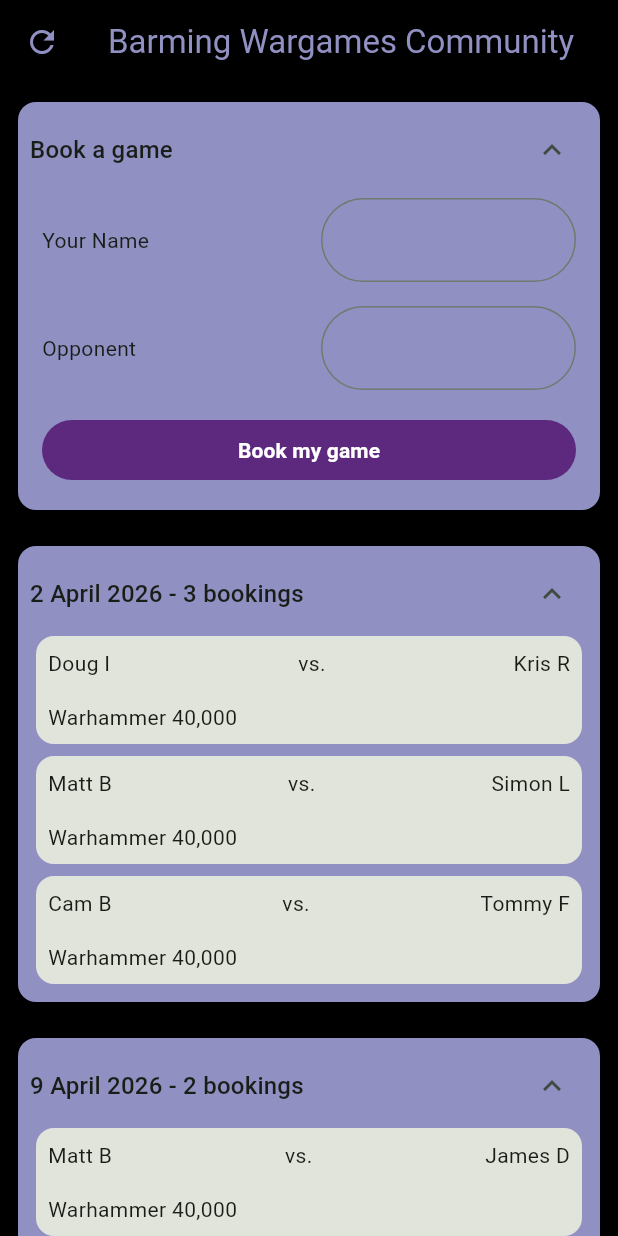
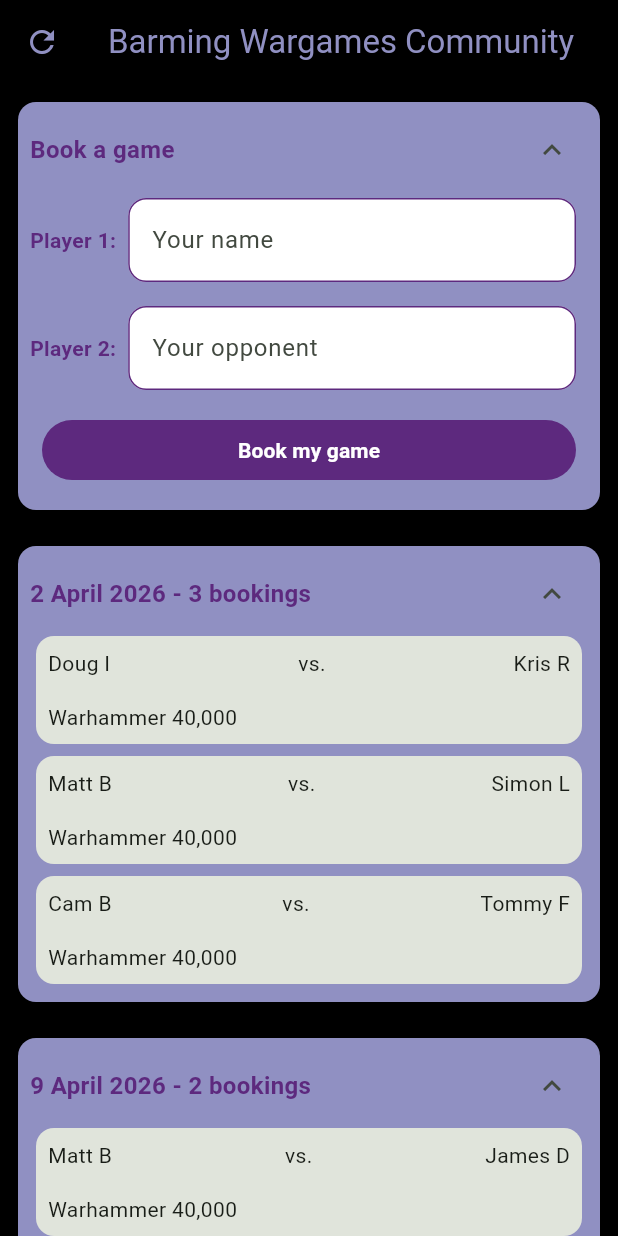
Before and after one commit to dougidle/bwg, a Flutter app: the screen it shows after launch, on a phone screen of 412 x 824 dp. Run offline on Flutter 3.47's test engine with Material 3 defaults, Android fonts, the phone set to English and light mode, and no system bars.

Commit message:
Added more colours and styling

```diff
--- a/lib/widgets/daybookings_tile.dart
+++ b/lib/widgets/daybookings_tile.dart
@@ -57,7 +57,11 @@ class _DayBookingState extends State<DayBookingTile> {
         children: <Widget>[
           Text(
             '${widget.theDate} - ${bookingsList.length} bookings',
-            style: Theme.of(context).textTheme.titleMedium
+            style: TextStyle(
+              color: bwg_darkpurple,
+              fontWeight: FontWeight.bold,
+              fontSize: 16.0
+            )
           ),
           Spacer(),
           IconButton(
--- a/lib/widgets/makebooking.dart
+++ b/lib/widgets/makebooking.dart
@@ -63,7 +63,11 @@ class _MakeBookingState extends State<MakeBookingTile> {
         children: <Widget>[
           Text(
             'Book a game',
-            style: Theme.of(context).textTheme.titleMedium
+            style: TextStyle(
+              color: bwg_darkpurple,
+              fontWeight: FontWeight.bold,
+              fontSize: 16.0
+            )
           ),
           Spacer(),
           IconButton(
@@ -77,19 +81,28 @@ class _MakeBookingState extends State<MakeBookingTile> {
     theContentList.add(
       Row(
         children: [
-          Expanded(
-            child: Padding(
-              padding: const EdgeInsets.all(8.0),
-              child: Text("Your Name"),
-            ),
+          Text(
+            'Player 1:',
+            style: TextStyle(
+              color: bwg_darkpurple,
+              fontWeight: FontWeight.bold
+            )
           ),
           Expanded(
             child: Padding(
               padding: const EdgeInsets.all(8.0),
               child: TextField(
                 decoration: InputDecoration(
-                  border: OutlineInputBorder(
-                    borderRadius: BorderRadius.all(Radius.circular(35)),
+                  filled: true,
+                  fillColor: Colors.white,
+                  hintText: "Your name",
+                  enabledBorder: OutlineInputBorder(
+                    borderSide: BorderSide(color: bwg_darkpurple, width: 1),
+                    borderRadius: BorderRadius.circular(12),
+                  ),
+                  focusedBorder: OutlineInputBorder(
+                    borderSide: BorderSide(color: bwg_darkpurple, width: 1),
+                    borderRadius: BorderRadius.circular(12),
                   ),
                 ),
                 controller: _player1Controller,
@@ -104,19 +117,28 @@ class _MakeBookingState extends State<MakeBookingTile> {
     theContentList.add(
       Row(
         children: [
-          Expanded(
-            child: Padding(
-              padding: const EdgeInsets.all(8.0),
-              child: Text("Opponent"),
-            ),
+          Text(
+            'Player 2:',
+            style: TextStyle(
+              color: bwg_darkpurple,
+              fontWeight: FontWeight.bold
+            )
           ),
           Expanded(
             child: Padding(
               padding: const EdgeInsets.all(8.0),
               child: TextField(
                 decoration: InputDecoration(
-                  border: OutlineInputBorder(
-                    borderRadius: BorderRadius.all(Radius.circular(35)),
+                  filled: true,
+                  fillColor: Colors.white,
+                  hintText: "Your opponent",
+                  enabledBorder: OutlineInputBorder(
+                    borderSide: BorderSide(color: bwg_darkpurple, width: 1),
+                    borderRadius: BorderRadius.circular(12),
+                  ),
+                  focusedBorder: OutlineInputBorder(
+                    borderSide: BorderSide(color: bwg_darkpurple, width: 1),
+                    borderRadius: BorderRadius.circular(12),
                   ),
                 ),
                 controller: _player2Controller,
```
